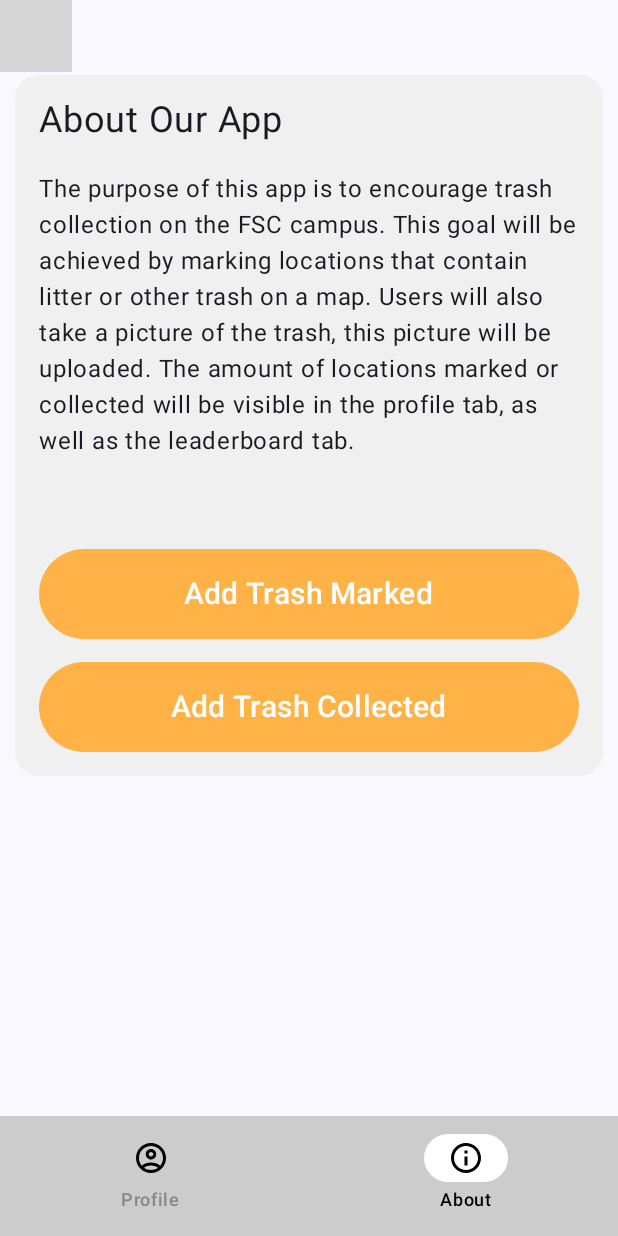
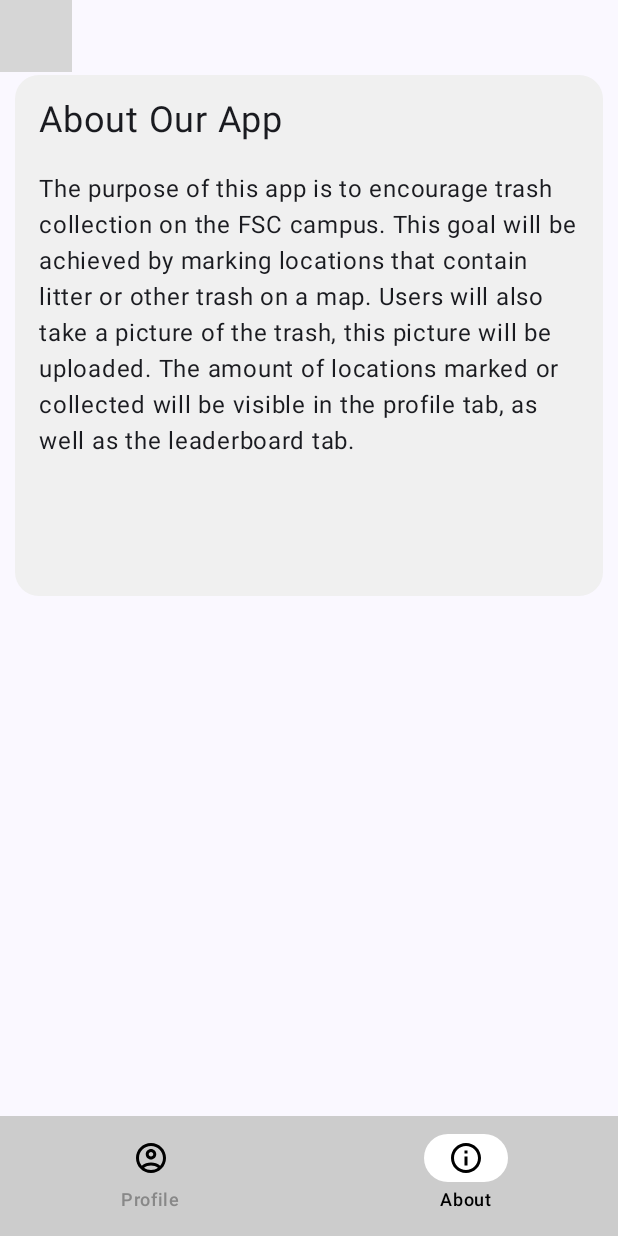
Before and after one commit to patej13/TrashThrashersApp, an Android app built with Jetpack Compose: the AboutScreen screen opened through its navigation route, on a phone screen of 412 x 824 dp. Run offline under Robolectric (Android 15) with nearby library versions, the phone set to English and light mode, and no system bars; our stand-ins replace Firebase (no records; nobody signed in at launch, a user with empty details on screens opened directly); 6 statements that could not run were skipped; grey boxes are pictures that could not be loaded.

Commit message:
Commented buttons out

```diff
--- a/app/src/main/java/com/example/trashthrashersapp/AboutScreen.kt
+++ b/app/src/main/java/com/example/trashthrashersapp/AboutScreen.kt
@@ -83,7 +83,7 @@ fun AboutScreen(
                     text = "The purpose of this app is to encourage trash collection on the FSC campus. This goal will be achieved by marking locations that contain litter or other trash on a map. Users will also take a picture of the trash, this picture will be uploaded. The amount of locations marked or collected will be visible in the profile tab, as well as the leaderboard tab."
                 )
                 Spacer(modifier = Modifier.height(60.dp))
-                Button(
+                /*Button(
                     onClick = {
                         var trashMarkedInt = trashMarked.toInt()
                         trashMarkedInt++
@@ -111,10 +111,10 @@ fun AboutScreen(
                 ) {
                     Text(text= "Add Trash Marked",
                             fontSize = 20.sp)
-                }
+                }*/
                 Spacer(modifier=Modifier.height(15.dp))
 
-                Button(
+/*                Button(
                     onClick = {
                         var trashCollectedInt = trashCollected.toInt()
                         trashCollectedInt++
@@ -141,7 +141,7 @@ fun AboutScreen(
                         .fillMaxWidth(),                ) {
                     Text(text ="Add Trash Collected",
                         fontSize = 20.sp)
-                }
+                }*/
             }
         }
     }
```
